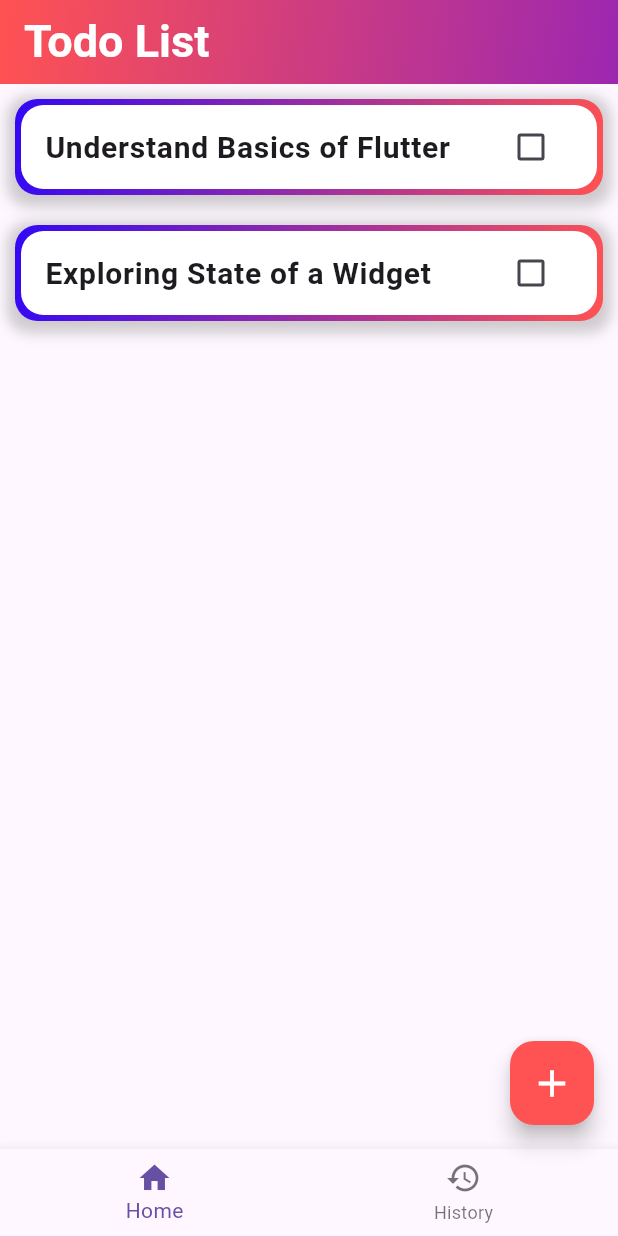
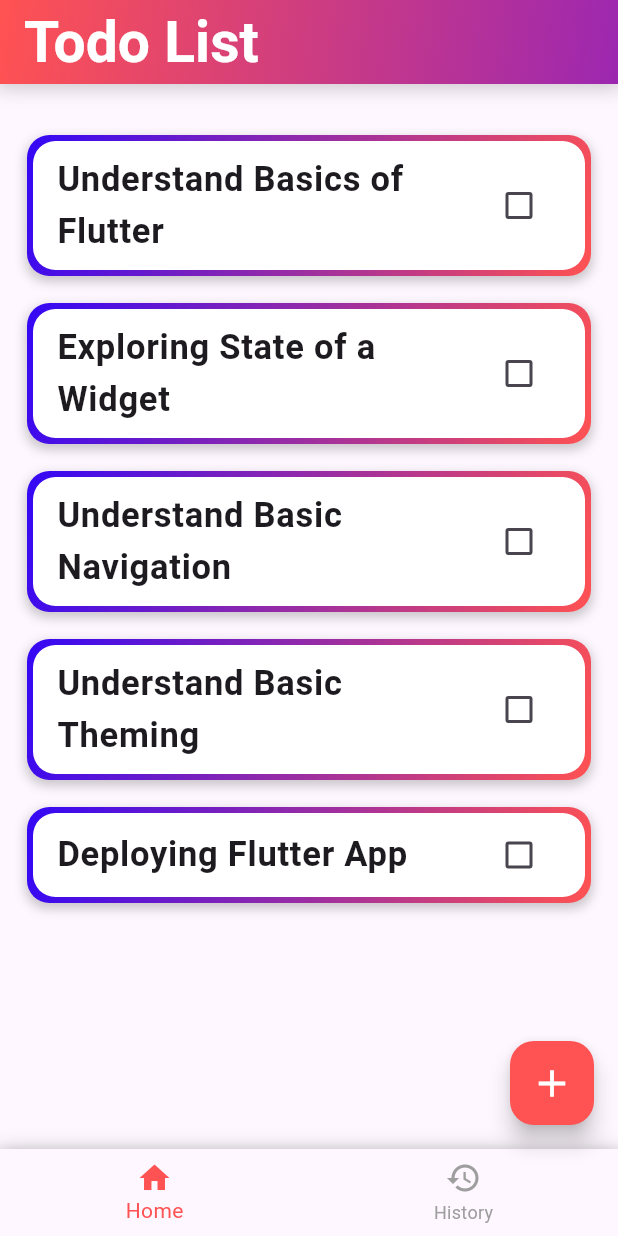
Before and after one commit to shauryainf/todo_app, a Flutter app: the screen it shows after launch, on a phone screen of 412 x 824 dp. Run offline on Flutter 3.47's test engine with Material 3 defaults, Android fonts, the phone set to English and light mode, and no system bars; our stand-ins replace google_fonts.

Commit message:
More beautify

```diff
--- a/lib/app_logic.dart
+++ b/lib/app_logic.dart
@@ -1,4 +1,5 @@
 import 'package:flutter/material.dart';
+import 'package:google_fonts/google_fonts.dart';
 
 class AppLogic {
   static late Function updatePendingList;
@@ -19,6 +20,21 @@ class AppLogic {
 
     pendingWidgetList.add(CustomListTile(
       title: "Exploring State of a Widget",
+      isChecked: false,
+    ));
+
+    pendingWidgetList.add(CustomListTile(
+      title: "Understand Basic Navigation",
+      isChecked: false,
+    ));
+
+    pendingWidgetList.add(CustomListTile(
+      title: "Understand Basic Theming",
+      isChecked: false,
+    ));
+
+    pendingWidgetList.add(CustomListTile(
+      title: "Deploying Flutter App",
       isChecked: false,
     ));
   }
@@ -70,15 +86,15 @@ class _CustomListTileState extends State<CustomListTile> {
         AppLogic.updatePendingList();
       },
       child: Container(
-        margin: EdgeInsets.all(10),
+        margin: EdgeInsets.symmetric(vertical: 9, horizontal: 18),
         decoration: BoxDecoration(
           shape: BoxShape.rectangle,
           borderRadius: BorderRadius.all(Radius.circular(15)),
           boxShadow: [
             BoxShadow(
-              color: Colors.grey.withOpacity(0.5),
-              spreadRadius: 5,
-              blurRadius: 7,
+              color: Colors.black.withOpacity(0.2),
+              spreadRadius: 1,
+              blurRadius: 5,
               offset: Offset(0, 3),
             ),
           ],
@@ -100,13 +116,16 @@ class _CustomListTileState extends State<CustomListTile> {
               borderRadius: BorderRadius.all(Radius.circular(15)),
               color: Colors.white),
           child: CheckboxListTile(
-              title: Text(widget.title,
-                  style: TextStyle(
-                    fontSize: 20,
-                    fontWeight: FontWeight.bold,
-                    decoration:
-                        widget.isChecked ? TextDecoration.lineThrough : null,
-                  )),
+              title: Text(
+                widget.title,
+                style: GoogleFonts.comicNeue(
+                    textStyle: TextStyle(
+                  fontSize: 23,
+                  fontWeight: FontWeight.bold,
+                  decoration:
+                      widget.isChecked ? TextDecoration.lineThrough : null,
+                )),
+              ),
               value: widget.isChecked,
               onChanged: (value) {
                 print("CustomListTile Widget : ON Change Called :  " +
--- a/lib/main.dart
+++ b/lib/main.dart
@@ -41,9 +41,21 @@ class _BaseWidgetState extends State<BaseWidget> {
     return Scaffold(
       appBar: AppBar(
         title: Text('Todo List',
-            style: TextStyle(fontSize: 30, fontWeight: FontWeight.bold)),
+            style: GoogleFonts.comicNeue(
+              textStyle: TextStyle(
+                fontSize: 38,
+                fontWeight: FontWeight.bold,
+              ),
+            )),
         flexibleSpace: Container(
           decoration: BoxDecoration(
+            boxShadow: [
+              BoxShadow(
+                color: Colors.black.withOpacity(0.2),
+                spreadRadius: 3,
+                blurRadius: 10,
+              ),
+            ],
             gradient: LinearGradient(
               begin: Alignment.topLeft,
               end: Alignment.bottomRight,
@@ -57,7 +69,18 @@ class _BaseWidgetState extends State<BaseWidget> {
         foregroundColor: Colors.white,
       ),
       floatingActionButton: AddTaskButton(),
-      bottomNavigationBar: BottomNavigationBar(
+      bottomNavigationBar: Container(
+        decoration: BoxDecoration(
+          boxShadow: <BoxShadow>[
+            BoxShadow(
+              color: Colors.black.withOpacity(0.2),
+              blurRadius: 10,
+            ),
+          ],
+        ),
+        child: BottomNavigationBar(
+          selectedItemColor: Colors.redAccent,
+          unselectedItemColor: Colors.grey,
           currentIndex: currentIndex,
           items: [
             BottomNavigationBarItem(
@@ -74,6 +97,7 @@ class _BaseWidgetState extends State<BaseWidget> {
               currentIndex = index;
             });
           },
+        ),
       ),
       body: IndexedStack(
         index: currentIndex,
@@ -108,11 +132,14 @@ class _PendingListState extends State<PendingList> {
     print('PendingList Widget: Building Widget');
 
     // ListView.builder is a better choice when dealing with a large number of items because it only builds those items that are currently visible on the screen, which can greatly improve the performance of your app.
-    return ListView.builder(
+    return Container(
+      padding: EdgeInsets.only(top: 25),
+      child: ListView.builder(
         itemCount: AppLogic.pendingWidgetList.length,
         itemBuilder: (context, index) {
           return AppLogic.pendingWidgetList[index];
         },
+      ),
     );
   }
 }
```
Lines whose indentation alone changed are shown as unchanged.
